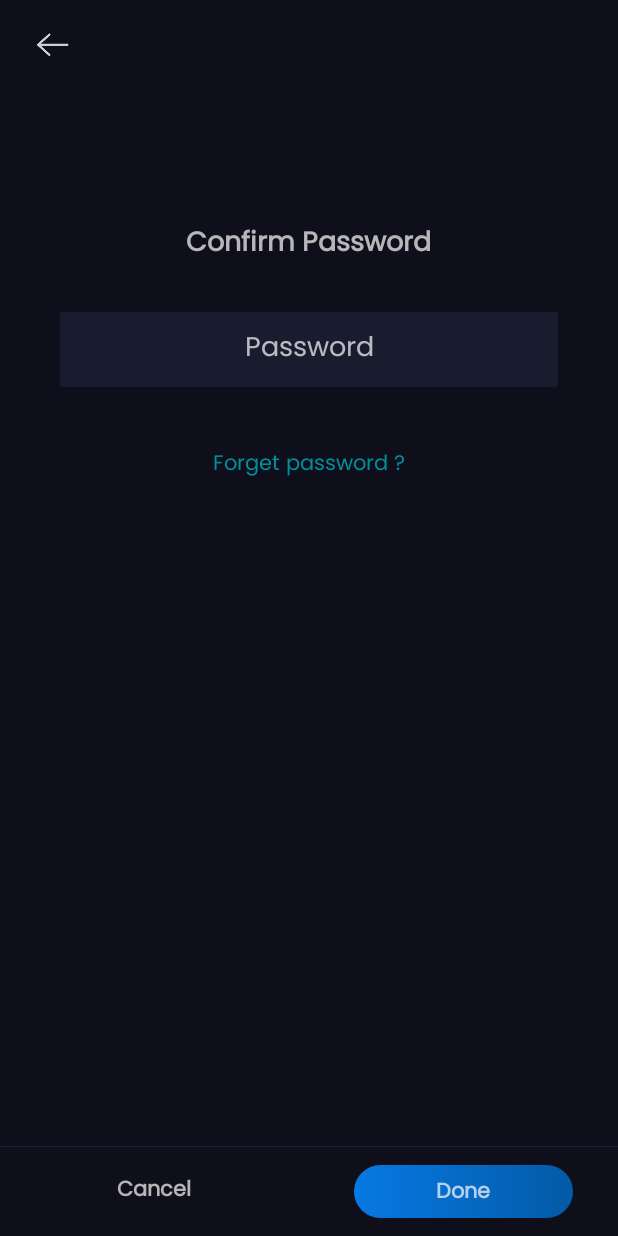
After one commit to Ashwin-DevAsh/rPay, an Android app: the layout activity_password_prompt.xml on its own in the app's theme, with its tools: preview values and no code run, on a phone screen of 412 x 824 dp. The commit adds this screen. Run offline under Robolectric (Android 15) with nearby library versions, the phone set to English and light mode, and no system bars.

Commit message:
added password page

```diff
--- a/app/src/main/AndroidManifest.xml
+++ b/app/src/main/AndroidManifest.xml
@@ -13,6 +13,12 @@
         android:supportsRtl="true"
         android:theme="@style/AppTheme"
         android:usesCleartextTraffic="true">
+        <activity
+            android:name=".Home.Transactions.PasswordPrompt"
+            android:windowSoftInputMode="adjustResize"
+            />
+        <activity android:name=".Home.Transactions.AmountPrompt" />
+
         <service
             android:name=".Sync.SocketService"
             android:enabled="true"
--- a/app/src/main/java/com/DevAsh/recwallet/Context/ApiContext.kt
+++ b/app/src/main/java/com/DevAsh/recwallet/Context/ApiContext.kt
@@ -1,7 +1,7 @@
 package com.DevAsh.recwallet.Context
 
 object ApiContext {
-    var apiUrl:String = "http://ec2-3-23-17-219.us-east-2.compute.amazonaws.com"
+    var apiUrl:String = "http://ec2-3-17-160-139.us-east-2.compute.amazonaws.com"
 
     var registrationPort=":8000"
 
--- a/app/src/main/java/com/DevAsh/recwallet/Context/TransactionContext.kt
+++ b/app/src/main/java/com/DevAsh/recwallet/Context/TransactionContext.kt
@@ -8,4 +8,6 @@ object TransactionContext {
     var allUsers = ArrayList<Contacts>()
 
     var selectedUser:Contacts?=null
+
+
 }
--- a/app/src/main/java/com/DevAsh/recwallet/Home/HomePage.kt
+++ b/app/src/main/java/com/DevAsh/recwallet/Home/HomePage.kt
@@ -55,6 +55,7 @@ class HomePage : AppCompatActivity() {
 
         TransactionContext.allTransactions.addAll(
             arrayOf(
+                Transaction("+6391830XXXXX", "993088909", "May 30 , 1:18 PM", "17,500", "Send"),
                 Transaction("+6399419XXXXX", "993088909", "May 27 , 11:52 PM", "7,000", "Send"),
                 Transaction("David", "993088909", "May 27 , 3:02 PM", "2,20,000", "Received"),
                 Transaction("U.S Dealer", "993088909", "May 23 , 8:02 PM", "1,20,000", "Send"),
--- a/app/src/main/java/com/DevAsh/recwallet/Home/Transactions/SendMoney.kt
+++ b/app/src/main/java/com/DevAsh/recwallet/Home/Transactions/SendMoney.kt
@@ -36,6 +36,7 @@ class SendMoney : AppCompatActivity() {
     var userAdapter: UserAdapter = UserAdapter(TransactionContext.allUsers,this)
     lateinit var context:Context
     lateinit var searchHandler: Handler
+    lateinit var usersContainer: RecyclerView
 
     override fun onCreate(savedInstanceState: Bundle?) {
         super.onCreate(savedInstanceState)
@@ -45,6 +46,8 @@ class SendMoney : AppCompatActivity() {
 
         context=this
 
+
+        usersContainer = findViewById(R.id.usersContainer)
 
         Handler().postDelayed({
             getAllUsers()
--- /dev/null
+++ b/app/src/main/res/layout/activity_password_prompt.xml
@@ -0,0 +1,164 @@
+<?xml version="1.0" encoding="utf-8"?>
+<RelativeLayout xmlns:android="http://schemas.android.com/apk/res/android"
+    xmlns:tools="http://schemas.android.com/tools"
+    android:layout_width="match_parent"
+    android:layout_height="match_parent"
+    xmlns:app="http://schemas.android.com/apk/res-auto"
+    tools:context=".Home.Transactions.PasswordPrompt">
+
+    <RelativeLayout
+        android:layout_width="match_parent"
+        android:id="@+id/appBar"
+        android:layout_height="60dp">
+
+        <TextView
+            android:gravity="center"
+            android:layout_width="match_parent"
+            android:layout_centerInParent="true"
+            android:textSize="20dp"
+            android:paddingTop="5dp"
+            android:textStyle="bold"
+            android:clickable="false"
+            android:focusable="false"
+            android:layout_height="match_parent"/>
+        <ImageView
+            android:background="@drawable/image_ripple"
+            android:layout_width="wrap_content"
+            android:paddingHorizontal="18dp"
+            android:src="@drawable/back"
+            android:id="@+id/back"
+            android:clickable="true"
+            android:layout_marginHorizontal="5dp"
+            android:focusable="true"
+            android:layout_height="match_parent"/>
+    </RelativeLayout>
+
+    <RelativeLayout
+        android:layout_width="match_parent"
+        android:layout_below="@id/appBar"
+        android:layout_marginTop="50dp"
+        android:layout_height="250dp">
+        <LinearLayout
+            android:layout_centerInParent="true"
+            android:layout_width="match_parent"
+            android:orientation="vertical"
+            android:gravity="center"
+            android:layout_height="wrap_content">
+
+            <TextView
+                android:layout_width="wrap_content"
+                android:text="Confirm Password"
+                android:textSize="18dp"
+                android:textStyle="bold"
+                android:layout_height="wrap_content"/>
+
+            <EditText
+                android:layout_width="match_parent"
+                android:layout_marginHorizontal="40dp"
+                android:background="@drawable/edit_text"
+                android:hint="Password"
+                android:inputType="numberPassword"
+                android:gravity="center"
+                android:layout_marginTop="30dp"
+                android:layout_height="50dp"/>
+
+            <TextView
+                android:layout_width="wrap_content"
+                android:gravity="center"
+                android:layout_marginTop="40dp"
+                android:id="@+id/learnMore"
+                android:textColor="@color/textHighlight"
+                android:text="Forget password ?"
+                android:layout_height="wrap_content"/>
+
+
+
+        </LinearLayout>
+    </RelativeLayout>
+
+    <com.google.android.material.bottomnavigation.BottomNavigationView
+        android:id="@+id/nav_view"
+        android:layout_width="match_parent"
+        android:layout_alignParentBottom="true"
+        android:layout_height="60dp"
+        android:translationZ="200dp"
+        app:elevation="200dp"
+        android:elevation="200dp"
+        android:background="?android:attr/windowBackground"
+        >
+
+        <LinearLayout
+            android:layout_width="match_parent"
+            android:orientation="horizontal"
+            android:weightSum="100"
+            android:translationZ="200dp"
+            app:elevation="200dp"
+            android:elevation="200dp"
+            android:gravity="center"
+            android:layout_height="match_parent">
+
+            <LinearLayout
+                android:layout_width="match_parent"
+                android:layout_weight="50"
+                android:orientation="vertical"
+                android:translationZ="200dp"
+                app:elevation="200dp"
+                android:elevation="200dp"
+                android:layout_height="match_parent">
+                <LinearLayout
+                    android:layout_width="match_parent"
+                    android:translationZ="200dp"
+                    app:elevation="200dp"
+                    android:elevation="200dp"
+                    android:background="@color/buttonColor"
+                    android:layout_height="0.5dp"/>
+                <RelativeLayout
+                    android:layout_width="match_parent"
+                    android:layout_height="match_parent">
+
+                    <TextView
+                        android:layout_width="match_parent"
+                        android:text="Cancel"
+                        android:gravity="center"
+                        android:textStyle="bold"
+                        android:clickable="true"
+                        android:focusable="true"
+                        android:layout_height="match_parent"/>
+
+                </RelativeLayout>
+
+
+
+            </LinearLayout>
+
+            <LinearLayout
+                android:layout_width="match_parent"
+                android:layout_weight="50"
+                android:gravity="center"
+                android:orientation="vertical"
+                android:layout_height="match_parent">
+                <LinearLayout
+                    android:layout_width="match_parent"
+                    android:background="@color/buttonColor"
+                    android:layout_height="0.5dp"/>
+
+                <TextView
+                    android:layout_width="match_parent"
+                    android:layout_marginHorizontal="30dp"
+                    android:text="Done"
+                    android:id="@+id/done"
+                    android:paddingTop="2.5dp"
+                    android:gravity="center"
+                    android:textStyle="bold"
+                    android:layout_marginVertical="12dp"
+                    android:background="@drawable/curve_button_ripple"
+                    android:layout_height="match_parent"/>
+
+            </LinearLayout>
+
+        </LinearLayout>
+
+
+    </com.google.android.material.bottomnavigation.BottomNavigationView>
+
+</RelativeLayout>
--- a/app/src/main/res/values/colors.xml
+++ b/app/src/main/res/values/colors.xml
@@ -7,4 +7,5 @@
     <color name="textHighlight">#00909e</color>
     <color name="textNormal">#757575</color>
     <color name="highlightButton">#035aa6</color>
+    <color name="keyboardColor">#171E21</color>
 </resources>
```
Also changed, not shown: app/src/main/java/com/DevAsh/recwallet/Home/Transactions/AmountPrompt.kt (added, +31 -0 lines), app/src/main/java/com/DevAsh/recwallet/Home/Transactions/PasswordPrompt.kt (added, +18 -0 lines), app/src/main/java/com/DevAsh/recwallet/Home/Transactions/SingleObjectTransaction.kt (+16 -3 lines), app/src/main/res/layout/activity_amount_prompt.xml (added, +136 -0 lines), app/src/main/res/layout/activity_single_object_transaction.xml (+16 -2 lines).
